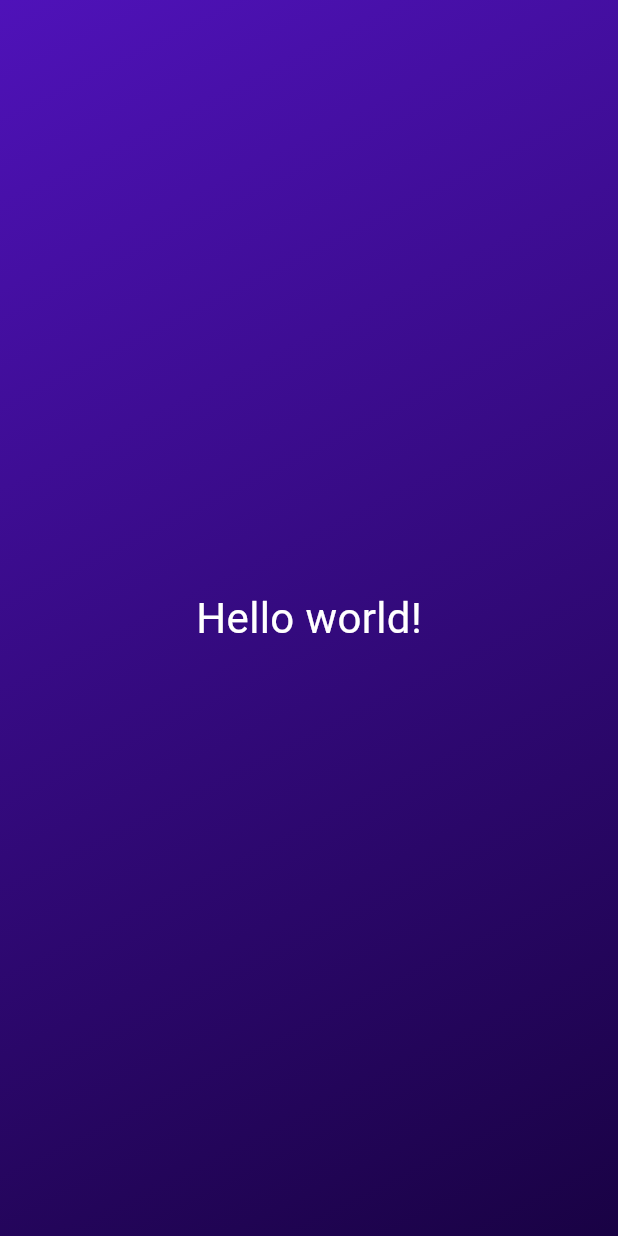
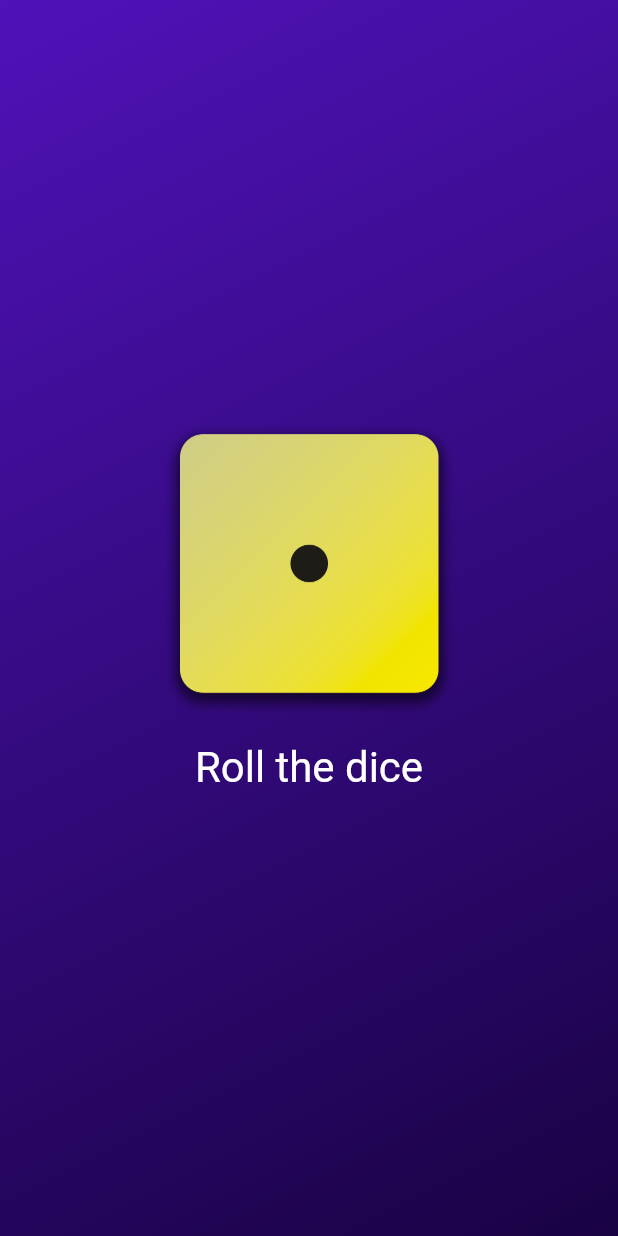
Before and after one commit to GektorAdonis/roll_dice, a Flutter app: the screen it shows after launch, on a phone screen of 412 x 824 dp. Run offline on Flutter 3.47's test engine with Material 3 defaults, Android fonts, the phone set to English and light mode, and no system bars.

Commit message:
added rolling

```diff
--- /dev/null
+++ b/lib/dice_roller.dart
@@ -0,0 +1,48 @@
+import 'dart:math';
+
+import 'package:flutter/material.dart';
+
+var randomizer = Random();
+
+class DiceRoller extends StatefulWidget {
+  const DiceRoller({super.key});
+
+  @override
+  State<DiceRoller> createState() {
+    return _DiceRollerState();
+  }
+}
+
+class _DiceRollerState extends State<DiceRoller> {
+  var currentDiceRoll = 1;
+
+  void rollDice() {
+    setState(() {
+      currentDiceRoll = randomizer.nextInt(6) + 1;
+    });
+  }
+
+  @override
+  Widget build(BuildContext context) {
+    return Column(
+      mainAxisSize: MainAxisSize.min,
+      children: [
+        Image.asset(
+          'assets/images/dice-$currentDiceRoll.png',
+          width: 200,
+        ),
+        TextButton(
+          onPressed: rollDice,
+          style: TextButton.styleFrom(
+            padding: const EdgeInsets.all(20),
+            foregroundColor: Colors.white,
+            textStyle: const TextStyle(
+              fontSize: 28,
+            ),
+          ),
+          child: const Text("Roll the dice"),
+        )
+      ],
+    );
+  }
+}
--- a/lib/gradient_container.dart
+++ b/lib/gradient_container.dart
@@ -1,24 +1,26 @@
 import 'package:flutter/material.dart';
-import 'package:roll_dice/styled_text.dart';
+import 'package:roll_dice/dice_roller.dart';
+
+const startAlignment = Alignment.topLeft;
+const endAlignment = Alignment.bottomRight;
 
 class GradientContainer extends StatelessWidget {
-  const GradientContainer({super.key});
+  const GradientContainer(this.colors, {super.key});
+
+  final List<Color> colors;
 
   @override
   Widget build(BuildContext context) {
     return Container(
-      decoration: const BoxDecoration(
+      decoration: BoxDecoration(
         gradient: LinearGradient(
-          colors: [
-            Color.fromARGB(255, 79, 18, 185),
-            Color.fromARGB(255, 25, 2, 68),
-          ],
-          begin: Alignment.topLeft,
-          end: Alignment.bottomRight,
+          colors: colors,
+          begin: startAlignment,
+          end: endAlignment,
         ),
       ),
       child: const Center(
-        child: StyledText(),
+        child: DiceRoller(),
       ),
     );
   }
--- a/lib/main.dart
+++ b/lib/main.dart
@@ -4,10 +4,15 @@ import 'gradient_container.dart';
 
 void main() {
   runApp(
-    const MaterialApp(
+    MaterialApp(
       debugShowCheckedModeBanner: false,
       home: Scaffold(
-        body: GradientContainer(),
+        body: GradientContainer(
+          [
+            Color.fromARGB(255, 79, 18, 185),
+            Color.fromARGB(255, 25, 2, 68),
+          ],
+        ),
       ),
     ),
   );
--- a/lib/styled_text.dart
+++ b/lib/styled_text.dart
@@ -1,13 +1,15 @@
 import 'package:flutter/material.dart';
 
 class StyledText extends StatelessWidget {
-  const StyledText({super.key});
+  const StyledText(this.text, {super.key});
+
+  final String text;
 
   @override
   Widget build(BuildContext context) {
-    return const Text(
-      "Hello world!",
-      style: TextStyle(
+    return Text(
+      text,
+      style: const TextStyle(
         color: Colors.white,
         fontSize: 28,
       ),
```
Also changed, not shown: pubspec.yaml (+7 -3 lines), assets/images/dice-1.png (added), assets/images/dice-2.png (added), assets/images/dice-3.png (added), assets/images/dice-4.png (added), assets/images/dice-5.png (added), assets/images/dice-6.png (added).
